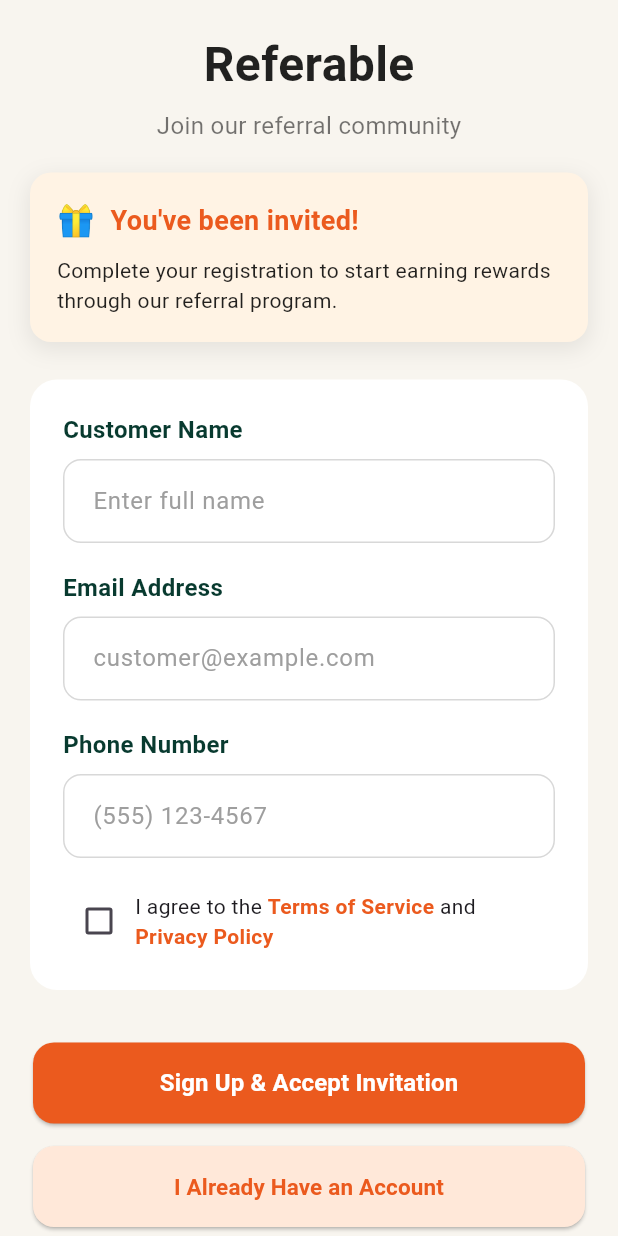
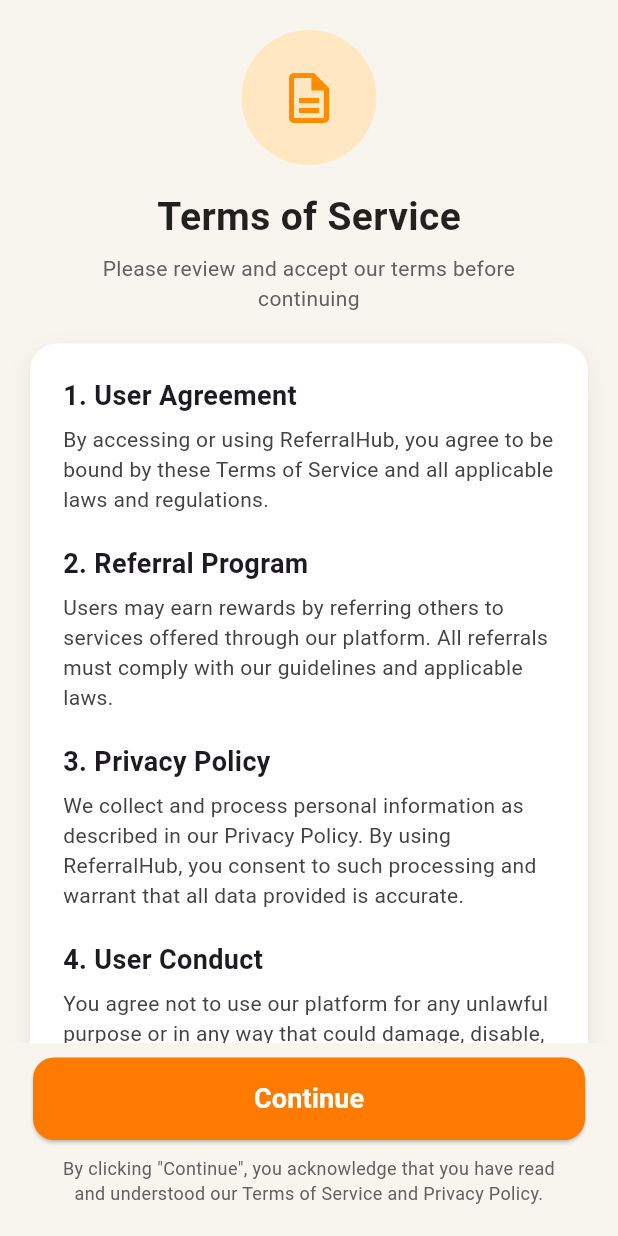
Before and after one commit to najmus-shakib01/dev_shakib_ui_customer, a Flutter app: the screen it shows after launch, on a phone screen of 412 x 824 dp. Run offline on Flutter 3.47's test engine with Material 3 defaults, Android fonts, the phone set to English and light mode, and no system bars.

Commit message:
feat(ui): implement pixel-perfect Terms of Service screen with clean widget structure

```diff
--- /dev/null
+++ b/lib/Customers/terms_service.dart
@@ -0,0 +1,242 @@
+import 'package:flutter/material.dart';
+
+class TermsOfServiceScreen extends StatelessWidget {
+  const TermsOfServiceScreen({super.key});
+
+  @override
+  Widget build(BuildContext context) {
+    return Scaffold(
+      backgroundColor: const Color(0xFFF8F5EE),
+      body: SafeArea(
+        child: Column(
+          children: [
+            Expanded(
+              child: SingleChildScrollView(
+                padding: const EdgeInsets.symmetric(
+                  horizontal: 20,
+                  vertical: 10,
+                ),
+                child: Column(
+                  crossAxisAlignment: CrossAxisAlignment.center,
+                  children: [
+                    const SizedBox(height: 10),
+
+                    /// ICON CIRCLE SECTION
+                    const _TopIconSection(),
+
+                    const SizedBox(height: 16),
+
+                    /// TITLE
+                    Text(
+                      "Terms of Service",
+                      style: TextStyle(
+                        fontSize: 26, // approx
+                        fontWeight: FontWeight.w700,
+                        color: Colors.black87,
+                      ),
+                    ),
+
+                    const SizedBox(height: 6),
+
+                    Text(
+                      "Please review and accept our terms before\ncontinuing",
+                      textAlign: TextAlign.center,
+                      style: TextStyle(fontSize: 14, color: Colors.grey[700]),
+                    ),
+
+                    const SizedBox(height: 20),
+
+                    /// CONTENT BOX
+                    const _TermsContentBox(),
+                  ],
+                ),
+              ),
+            ),
+
+            /// BUTTON
+            const _BottomButton(),
+          ],
+        ),
+      ),
+    );
+  }
+}
+
+//
+// ──────────────────────────────── TOP ICON ────────────────────────────────
+//
+
+class _TopIconSection extends StatelessWidget {
+  const _TopIconSection();
+
+  @override
+  Widget build(BuildContext context) {
+    return Container(
+      width: 90,
+      height: 90,
+      decoration: BoxDecoration(
+        color: const Color(0xFFFFE7C2), // approx
+        shape: BoxShape.circle,
+      ),
+      child: const Icon(
+        Icons.description_outlined,
+        size: 40,
+        color: Color(0xFFFF8C00), // approx
+      ),
+    );
+  }
+}
+
+//
+// ───────────────────────────── TERMS CONTENT BOX ─────────────────────────────
+//
+
+class _TermsContentBox extends StatelessWidget {
+  const _TermsContentBox();
+
+  @override
+  Widget build(BuildContext context) {
+    return Container(
+      padding: const EdgeInsets.all(22),
+      decoration: BoxDecoration(
+        color: Colors.white,
+        borderRadius: BorderRadius.circular(18),
+        boxShadow: [
+          BoxShadow(
+            color: Colors.black.withOpacity(0.07),
+            blurRadius: 12,
+            offset: const Offset(0, 6),
+          ),
+        ],
+      ),
+      child: Column(
+        crossAxisAlignment: CrossAxisAlignment.start,
+        children: const [
+          _TermItem(
+            title: "1. User Agreement",
+            description:
+                "By accessing or using ReferralHub, you agree to be bound by these "
+                "Terms of Service and all applicable laws and regulations.",
+          ),
+          SizedBox(height: 20),
+          _TermItem(
+            title: "2. Referral Program",
+            description:
+                "Users may earn rewards by referring others to services offered "
+                "through our platform. All referrals must comply with our guidelines "
+                "and applicable laws.",
+          ),
+          SizedBox(height: 20),
+          _TermItem(
+            title: "3. Privacy Policy",
+            description:
+                "We collect and process personal information as described in our "
+                "Privacy Policy. By using ReferralHub, you consent to such processing "
+                "and warrant that all data provided is accurate.",
+          ),
+          SizedBox(height: 20),
+          _TermItem(
+            title: "4. User Conduct",
+            description:
+                "You agree not to use our platform for any unlawful purpose or in "
+                "any way that could damage, disable, or impair the service.",
+          ),
+          SizedBox(height: 20),
+          _TermItem(
+            title: "5. Limitation of Liability",
+            description:
+                "ReferralHub shall not be liable for any indirect, incidental, "
+                "special, consequential or punitive damages resulting from your use "
+                "or inability to use the service.",
+          ),
+          SizedBox(height: 20),
+          _TermItem(
+            title: "6. Termination",
+            description:
+                "We reserve the right to terminate or suspend your account and "
+                "access to the service at our sole discretion, without notice, for "
+                "conduct that we believe violates these Terms of Service.",
+          ),
+        ],
+      ),
+    );
+  }
+}
+
+//
+// ─────────────────────────────── TERM ITEM ───────────────────────────────
+//
+
+class _TermItem extends StatelessWidget {
+  final String title;
+  final String description;
+
+  const _TermItem({required this.title, required this.description});
+
+  @override
+  Widget build(BuildContext context) {
+    return Column(
+      crossAxisAlignment: CrossAxisAlignment.start,
+      children: [
+        Text(
+          title,
+          style: const TextStyle(
+            fontSize: 18, // approx
+            fontWeight: FontWeight.w700,
+          ),
+        ),
+        const SizedBox(height: 6),
+        Text(
+          description,
+          style: TextStyle(fontSize: 14, color: Colors.grey[800], height: 1.4),
+        ),
+      ],
+    );
+  }
+}
+
+//
+// ────────────────────────────── BOTTOM BUTTON ─────────────────────────────
+//
+
+class _BottomButton extends StatelessWidget {
+  const _BottomButton();
+
+  @override
+  Widget build(BuildContext context) {
+    return Container(
+      padding: const EdgeInsets.fromLTRB(22, 10, 22, 20),
+      child: Column(
+        children: [
+          SizedBox(
+            width: double.infinity,
+            height: 55,
+            child: ElevatedButton(
+              onPressed: () {},
+              style: ElevatedButton.styleFrom(
+                backgroundColor: const Color(0xFFFF7A00), // approx button color
+                shape: RoundedRectangleBorder(
+                  borderRadius: BorderRadius.circular(14),
+                ),
+              ),
+              child: const Text(
+                "Continue",
+                style: TextStyle(
+                  fontSize: 18,
+                  fontWeight: FontWeight.w600,
+                  color: Colors.white,
+                ),
+              ),
+            ),
+          ),
+          const SizedBox(height: 10),
+          Text(
+            'By clicking "Continue", you acknowledge that you have read\nand understood our Terms of Service and Privacy Policy.',
+            textAlign: TextAlign.center,
+            style: TextStyle(fontSize: 12, color: Colors.grey[700]),
+          ),
+        ],
+      ),
+    );
+  }
+}
--- a/lib/main.dart
+++ b/lib/main.dart
@@ -1,7 +1,6 @@
 import 'package:flutter/material.dart';
-
-import 'customers/referral_program_registration_screen.dart';
-
+// import 'customers/referral_program_registration_screen.dart';
+import 'package:dev_shakib_ui/Customers/Terms_Service.dart';
 void main() {
   runApp(const ReferableApp());
 }
@@ -14,7 +13,8 @@
     return MaterialApp(
       debugShowCheckedModeBanner: false,
       title: 'Referable',
-      home: const ReferralProgramRegistrationScreen(),
+      // home: const ReferralProgramRegistrationScreen(),
+      home: const TermsOfServiceScreen(),
     );
   }
 }
```
